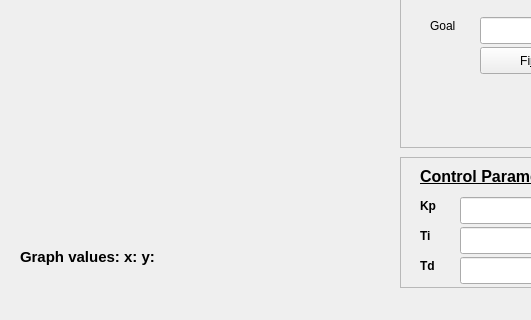
The window that src/GUI/ControlUI.ui (silverbullet1/bbauv) describes before a commit, drawn with Qt 5; both pictures show x 0 to 531 and y 272 to 592 of the 945 by 592 pixel window.
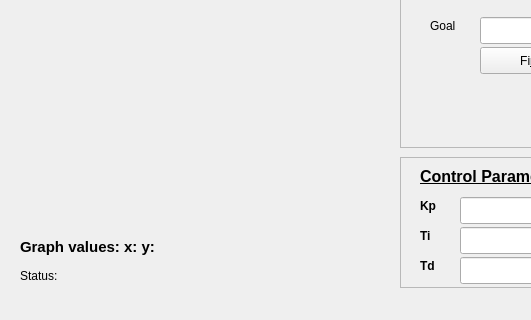
The same window after the commit. Custom widgets are drawn as their Qt base class.

Commit message: Edit control ui not to block sending goal

The edit to the form file:
```diff
--- a/src/GUI/ControlUI.ui
+++ b/src/GUI/ControlUI.ui
@@ -915,7 +915,7 @@
     <property name="geometry">
      <rect>
       <x>20</x>
-      <y>500</y>
+      <y>490</y>
       <width>321</width>
       <height>21</height>
      </rect>
@@ -1064,6 +1064,19 @@
      </property>
     </widget>
    </widget>
+   <widget class="QLabel" name="statusLabel">
+    <property name="geometry">
+     <rect>
+      <x>20</x>
+      <y>520</y>
+      <width>371</width>
+      <height>17</height>
+     </rect>
+    </property>
+    <property name="text">
+     <string>Status:</string>
+    </property>
+   </widget>
    <zorder>frame</zorder>
    <zorder>horizontalLayoutWidget</zorder>
    <zorder>graph_label</zorder>
```
Left out of the diff: 1 changed line with no effect on the pictures. The commit also changes 3 other files.
